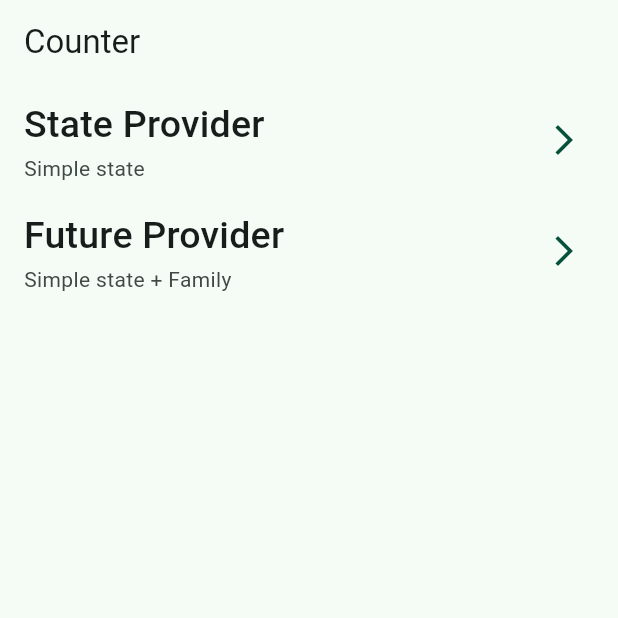
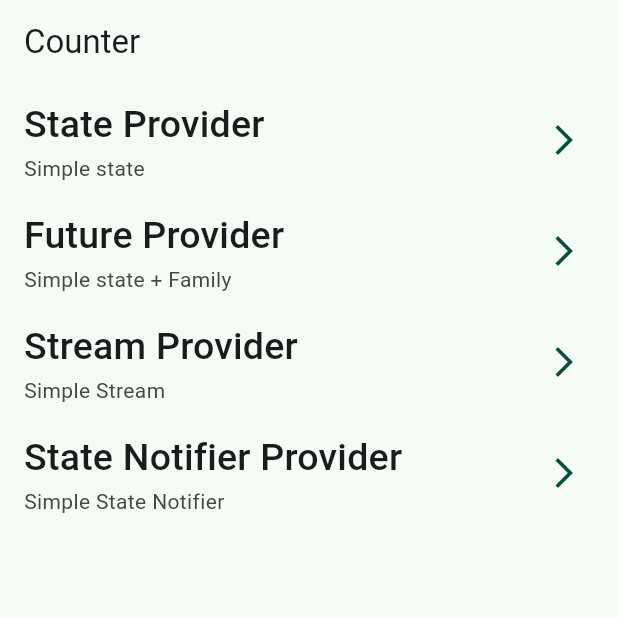
Before and after one commit to hecmorr/udemy_intermedio, a Flutter app: the screen it shows after launch, on a phone screen of 412 x 824 dp, the top half of it. Run offline on Flutter 3.47's test engine with Material 2 defaults, Android fonts, the phone set to English and light mode, and no system bars; our stand-ins replace dio, flutter_riverpod, go_router, google_fonts; missing offline and left inert: random_name_generator; generated files the repository leaves out were written again.

Commit message:
Seccion 1 terminada

```diff
--- a/udemy_app/lib/config/helpers/random_generator.dart
+++ b/udemy_app/lib/config/helpers/random_generator.dart
@@ -1,8 +1,20 @@
 import 'package:random_name_generator/random_name_generator.dart';
 
 class RandomGenerator{
+
   static String getRandomName(){
     final randomNames = RandomNames(Zone.spain);
     return randomNames.fullName();
   }
+
+  static Stream<String> randomNamesStream(){
+
+    return Stream.periodic(
+      const Duration(seconds: 2),
+      (i){
+        print('Stream new value');
+        return getRandomName();
+      }
+    );
+  }
 }
--- a/udemy_app/lib/config/routers/app_router.dart
+++ b/udemy_app/lib/config/routers/app_router.dart
@@ -16,5 +16,13 @@ final appRouter  = GoRouter(
       path: '/future-provider',
       builder: (context, state) => const PokemonPage(),
     ),
+    GoRoute(
+      path: '/stream-provider',
+      builder: (context, state) => const StreamPage(),
+    ),
+        GoRoute(
+      path: '/state-notifier-provider',
+      builder: (context, state) => const TodosPage(),
+    ),
   ],
   );
--- /dev/null
+++ b/udemy_app/lib/domain/domain.dart
@@ -0,0 +1 @@
+export 'entities/todo.dart';
--- a/udemy_app/lib/pages/future_provider/pokemon_page.dart
+++ b/udemy_app/lib/pages/future_provider/pokemon_page.dart
@@ -1,6 +1,6 @@
 import 'package:flutter/material.dart';
 import 'package:flutter_riverpod/flutter_riverpod.dart';
-import 'package:udemy_app/pages/providers/pokemon_provider.dart';
+import 'package:udemy_app/providers/pokemon_provider.dart';
 
 class PokemonPage extends ConsumerWidget {
   const PokemonPage({super.key});
@@ -9,7 +9,7 @@ class PokemonPage extends ConsumerWidget {
   Widget build(BuildContext context, WidgetRef ref) {
 
     final pokemonId = ref.watch(pokemonIdProvider);
-    final pokemonAsync = ref.watch(pokemonNameProvider(pokemonId));
+    final pokemonAsync = ref.watch(pokemonNameProvider);
 
     return Scaffold(
       appBar: AppBar(
--- a/udemy_app/lib/pages/home/home_page.dart
+++ b/udemy_app/lib/pages/home/home_page.dart
@@ -25,7 +25,9 @@ class _HomeView extends StatelessWidget {
     return ListView(
       children: const [
         _CustomListTile(title: 'State Provider', subtitle: 'Simple state', location: '/state-provider'),
-        _CustomListTile(title: 'Future Provider', subtitle: 'Simple state + Family', location: '/future-provider')
+        _CustomListTile(title: 'Future Provider', subtitle: 'Simple state + Family', location: '/future-provider'),
+        _CustomListTile(title: 'Stream Provider', subtitle: 'Simple Stream', location: '/stream-provider'),
+        _CustomListTile(title: 'State Notifier Provider', subtitle: 'Simple State Notifier', location: '/state-notifier-provider')
       ],
     );
   }
--- a/udemy_app/lib/pages/pages.dart
+++ b/udemy_app/lib/pages/pages.dart
@@ -1,4 +1,6 @@
 
 export 'future_provider/pokemon_page.dart';
 export 'home/home_page.dart';
+export 'state_notifier_provider.dart/todos_page.dart';
 export 'state_provider/state_provider_page.dart';
+export 'stream_provider/stream_page.dart';
--- a/udemy_app/lib/pages/state_provider/state_provider_page.dart
+++ b/udemy_app/lib/pages/state_provider/state_provider_page.dart
@@ -1,6 +1,6 @@
 import 'package:flutter/material.dart';
 import 'package:flutter_riverpod/flutter_riverpod.dart';
-import 'package:udemy_app/pages/providers/random_name_provider.dart';
+import 'package:udemy_app/providers/random_name_provider.dart';
 
 class StateProviderPage extends ConsumerWidget {
   const StateProviderPage({super.key});
--- a/udemy_app/lib/pages/providers/providers.dart
+++ b/udemy_app/lib/providers/providers.dart
@@ -1,2 +1,4 @@
 export 'pokemon_provider.dart';
 export 'random_name_provider.dart';
+export 'stream_provider.dart';
+export 'todos_provider.dart';
--- a/udemy_app/pubspec.yaml
+++ b/udemy_app/pubspec.yaml
@@ -19,6 +19,7 @@ dependencies:
   google_fonts: ^5.1.0
   intl: ^0.18.0
   random_name_generator: ^1.2.0
+  uuid: ^3.0.7
 
 dev_dependencies:
   bloc_test: ^9.1.2
```
Also changed, not shown: udemy_app/lib/domain/entities/todo.dart (added, +27 -0 lines), udemy_app/lib/pages/providers/pokemon_provider.dart (deleted, +0 -13 lines), udemy_app/lib/pages/state_notifier_provider.dart/todos_page.dart (added, +52 -0 lines), udemy_app/lib/pages/stream_provider/stream_page.dart (added, +27 -0 lines), udemy_app/lib/providers/pokemon_provider.dart (added, +20 -0 lines), udemy_app/lib/providers/stream_provider.dart (added, +13 -0 lines), udemy_app/lib/providers/todos_provider.dart (added, +56 -0 lines), udemy_app/lib/providers/random_name_provider.dart (renamed from udemy_app/lib/pages/providers/random_name_provider.dart).
